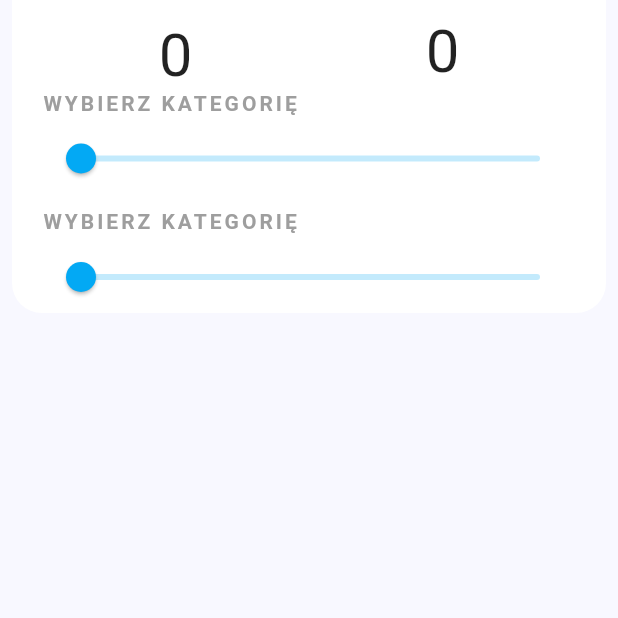
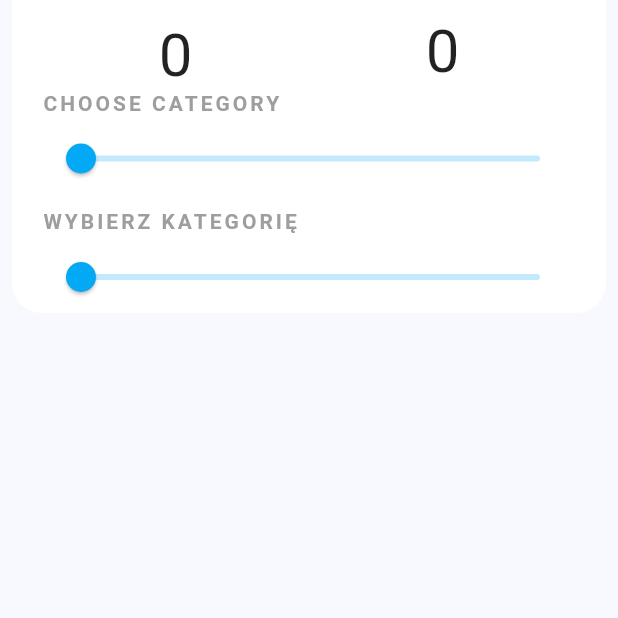
Before and after one commit to wkulczi/GdzieMojHajsApp, a Flutter app: the LimitTransfer screen opened by its route, on a phone screen of 412 x 824 dp, the part 326-944 px from its top. Run offline on Flutter 3.47's test engine with Material 2 defaults, Android fonts, the phone set to English and light mode, and no system bars; our stand-ins replace equatable, flushbar, flutter_screenutil, flutter_translate, percent_indicator, pie_chart and 1 more; missing offline and left inert: combos, fab_circular_menu, flutter_statusbarcolor, unicorndial; accounts and stored records are empty; generated files the repository leaves out were written again; Roboto replaces fonts that are missing (Nunito).

Commit message:
szybki fix, bo rafal nie dopilnował swojego

```diff
--- a/assets/i18n/en.json
+++ b/assets/i18n/en.json
@@ -30,17 +30,17 @@
   "forget-password-page3-password-text": "Your password is: ",
   "forget-password-page3-password-button": "Back to logging",
   "welcome": "Hello",
-  "change-password":"Change password",
-  "edit-sec-question":"Edit security question",
-  "logout":"Logout",
-  "change-lang":"Change language",
+  "change-password": "Change password",
+  "edit-sec-question": "Edit security question",
+  "logout": "Logout",
+  "change-lang": "Change language",
   "english-lan": "English",
   "polish-lan": "Polish",
-  "server-conn-err":"Unable to establish connection with server!",
+  "server-conn-err": "Unable to establish connection with server!",
   "logged-in-success": "Sucessfully logged in!",
-  "invalid-credentials":"Invalid login or password!",
-  "register-success":"Sucessfully registered!",
-  "account-creation-fail":"Failed to create new account!",
+  "invalid-credentials": "Invalid login or password!",
+  "register-success": "Sucessfully registered!",
+  "account-creation-fail": "Failed to create new account!",
   "login-incorrect": "Incorrect login!",
   "wrong-answer": "Incorrect answer!",
   "security-pwd-change-success": "Sucessfully changed security question and password!",
@@ -58,7 +58,6 @@
   "add-manually": "Add manually",
   "select-item": "Select item",
   "no-receipts": "No receipts yet! ",
-
   "remind-password-login-page-login": "Login",
   "remind-password-login-page-button": "Send login",
   "remind-password-answer-page-answer": "Answer",
@@ -87,9 +86,9 @@
   "validator-password": "Password has to be at least 6 characters long.",
   "validator-double-password": "Passwords must be equal.",
   "validator-login": "Login has to be at least 6 characters long.",
-  "validator-question" : "Question has to be at least 2 characters long.",
+  "validator-question": "Question has to be at least 2 characters long.",
   "validator-answer": "Answer has to be at least 2 characters long.",
-  "validator-role" : "Invalid role name.",
+  "validator-role": "Invalid role name.",
   "info-no-connection": "Unable to establish connection with server!",
   "info-success-login": "Successfully logged in!",
   "info-fail-login": "Invalid login or password!",
@@ -102,5 +101,6 @@
   "info-success-change-password": "Successfully changed password!",
   "info-fail-change-password": "Failed to change passwords!",
   "info-success-admin-modify": "Successfully modified user!",
-  "info-fail-admin-modify": "Failed to modify user!"
+  "info-fail-admin-modify": "Failed to modify user!",
+  "choose-category": "Choose category"
 }
--- a/assets/i18n/pl.json
+++ b/assets/i18n/pl.json
@@ -64,7 +64,6 @@
   "remind-password-success-page-success": "Pomyślnie przypomniano hasło!",
   "remind-password-success-page-password-text": "Twoje hasło to: ",
   "remind-password-success-page-button": "Powrót do logowania",
-
   "setting-change-password": "Zmień hasło",
   "setting-change-security-question": "Zmień pytanie zabezpieczajace",
   "setting-logout": "Wyloguj",
@@ -86,9 +85,9 @@
   "validator-password": "Hasło musi mieć długość conajmniej 6 znaków.",
   "validator-double-password": "Oba hasła muszą być takie same.",
   "validator-login": "Login musi mieć długość conajmniej 6 znaków.",
-  "validator-question" : "Login musi mieć długość conajmniej 2 znaków.",
+  "validator-question": "Login musi mieć długość conajmniej 2 znaków.",
   "validator-answer": "Login musi mieć długość conajmniej 2 znaków.",
-  "validator-role" : "Nieprawidłowa rola.",
+  "validator-role": "Nieprawidłowa rola.",
   "info-no-connection": "Nie można nawiązać połączenia z serwerem!",
   "info-success-login": "Pomyślnie zalogowano!",
   "info-fail-login": "Niepoprawny login lub hasło!",
@@ -101,5 +100,6 @@
   "info-success-change-password": "Pomyślnie zmieniono hasło!",
   "info-fail-change-password": "Błąd zmiany hasła!",
   "info-success-admin-modify": "Pomyślnie zmodyfikowano użytkownika!",
-  "info-fail-admin-modify": "Błąd modyfikacji użytkownika!"
+  "info-fail-admin-modify": "Błąd modyfikacji użytkownika!",
+  "choose-category": "Wybierz kategorię"
 }
--- a/lib/pages/Categories/categoryPage.dart
+++ b/lib/pages/Categories/categoryPage.dart
@@ -156,8 +156,8 @@ class _CategoryPageState extends State<CategoryPage> {
                                     categoriesState.changeLimit(data['name'], newLimit);
                                   },
                                   min: 0,
-                                  max: 500,
-                                  divisions: 500,
+                                  max: 1000,
+                                  divisions: 1000,
                                   label: categoriesState.getLimit(data['name']).toStringAsFixed(2)),
                               SizedBox(height: 5.0),
                               data['spent'] > categoriesState.getLimit(data['name'])
--- a/lib/pages/Categories/limit_transfer.dart
+++ b/lib/pages/Categories/limit_transfer.dart
@@ -1,6 +1,7 @@
 import 'package:combos/combos.dart';
 import 'package:flutter/cupertino.dart';
 import 'package:flutter/material.dart';
+import 'package:flutter_translate/global.dart';
 import 'package:gdziemojhajsapp/logic/Constants/colors.dart';
 import 'package:gdziemojhajsapp/pages/Categories/limit_state.dart';
 import 'package:provider/provider.dart';
@@ -122,7 +123,7 @@ class _LimitTransferState extends State<LimitTransfer> {
                               ),
 
                               Text(
-                                _item1 == null ? "WYBIERZ KATEGORIĘ": _item1,
+                                _item1 == null ? translate('choose-category').toUpperCase(): _item1,
                                 style: TextStyle(
                                   letterSpacing: 2.0,
                                   color: Colors.grey[500],
```
